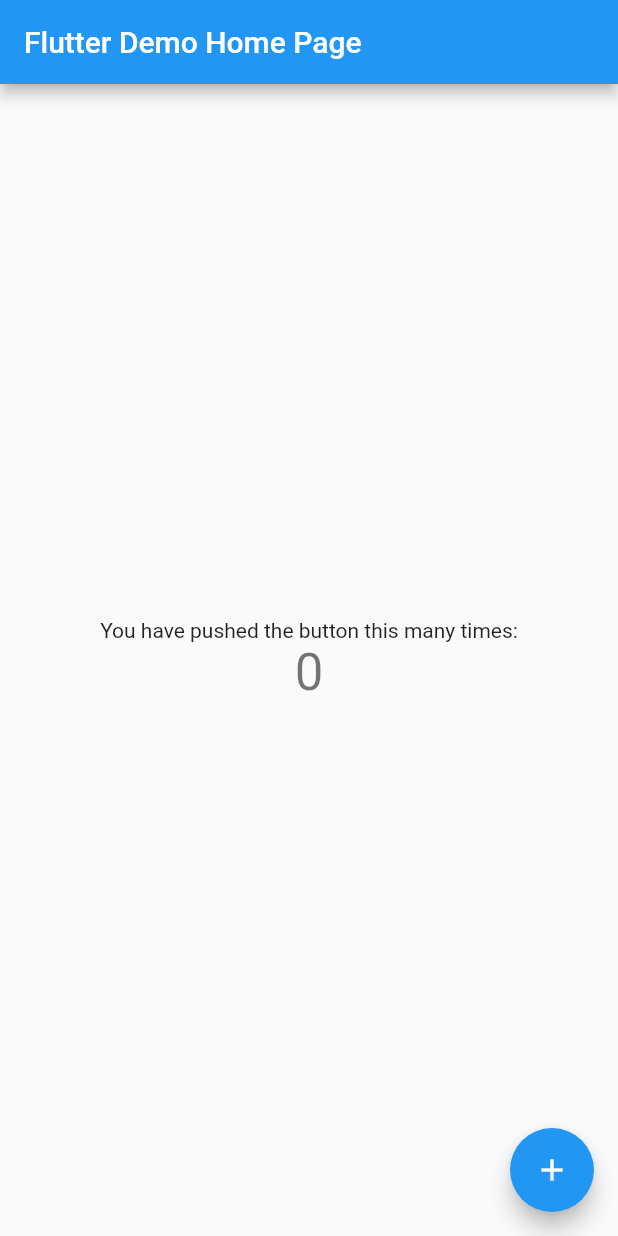
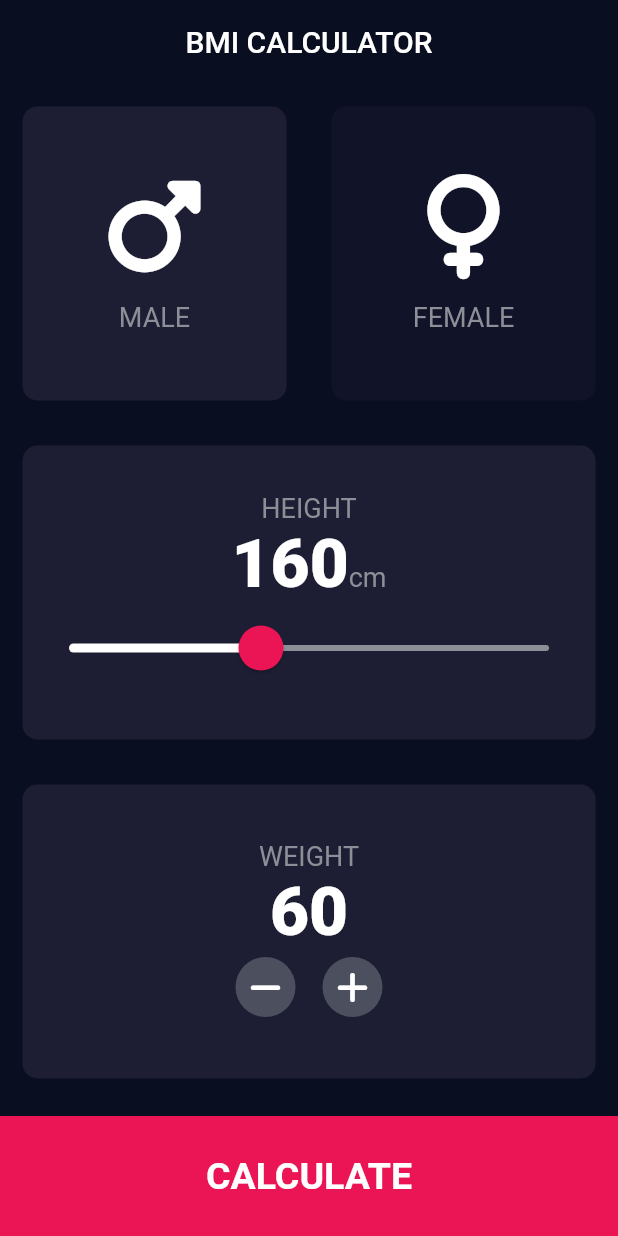
Before and after one commit to ratihfriska/weight_calculator, a Flutter app: the screen it shows after launch, on a phone screen of 412 x 824 dp. Run offline on Flutter 3.47's test engine with Material 2 defaults, Android fonts, the light colour scheme and no system bars; our stand-ins replace font_awesome_flutter.

Commit message:
weight_calculator

```diff
--- /dev/null
+++ b/lib/calculator.dart
@@ -0,0 +1,38 @@
+import 'dart:math';
+import 'constants.dart';
+
+class Calculator {
+  Calculator(
+      {required this.height, required this.weight, required this.gender});
+
+  final int height;
+  final int weight;
+  final Gender gender;
+
+  double _bmi = 0.0;
+
+  String calculateBMI() {
+    _bmi = weight / pow(height / 100, 2);
+    return _bmi.toStringAsFixed(1);
+  }
+
+  String getResult() {
+    if (_bmi >= 25) {
+      return 'Overweight';
+    } else if (_bmi >= 18.5) {
+      return 'Normal';
+    } else {
+      return 'Underweight';
+    }
+  }
+
+  String getInterpretation() {
+    if (_bmi >= 25) {
+      return 'You have a higher than normal body weight. Try to exercise more.';
+    } else if (_bmi >= 18.5) {
+      return 'You have a normal body weight. Good job!';
+    } else {
+      return 'You have a lower than normal body weight. You can eat a bit more.';
+    }
+  }
+}
--- /dev/null
+++ b/lib/components/bottom_button.dart
@@ -0,0 +1,28 @@
+import 'package:flutter/material.dart';
+import 'package:weight_calculator/constants.dart';
+
+class BottomButton extends StatelessWidget {
+  BottomButton({required this.buttonTitle, required this.onTap});
+
+  final String buttonTitle;
+  final Function() onTap;
+
+  @override
+  Widget build(BuildContext context) {
+    return GestureDetector(
+      onTap: onTap,
+      child: Container(
+        margin: const EdgeInsets.only(top: 10.0),
+        // width: double.infinity,
+        height: bottomContainerHeight,
+        color: bottomContainerColor,
+        child: Center(
+          child: Text(
+            buttonTitle,
+            style: buttonTextStyle,
+          ),
+        ),
+      ),
+    );
+  }
+}
--- /dev/null
+++ b/lib/components/custom_card.dart
@@ -0,0 +1,25 @@
+import 'package:flutter/material.dart';
+
+class CustomCard extends StatelessWidget {
+  CustomCard({required this.color, this.cardChild, this.onPress});
+
+  final Color color;
+  final Widget? cardChild;
+  final Function()? onPress;
+
+  @override
+  Widget build(BuildContext context) {
+    return GestureDetector(
+      onTap: onPress,
+      child: Container(
+        margin: const EdgeInsets.all(15.0),
+        padding: const EdgeInsets.only(left: 1.0, right: 1.0),
+        decoration: BoxDecoration(
+          color: color,
+          borderRadius: BorderRadius.circular(10.0),
+        ),
+        child: cardChild,
+      ),
+    );
+  }
+}
--- /dev/null
+++ b/lib/components/icon_card.dart
@@ -0,0 +1,29 @@
+import 'package:flutter/material.dart';
+import 'package:weight_calculator/constants.dart';
+
+class IconCard extends StatelessWidget {
+  IconCard({this.cardIcon, required this.caption});
+
+  final IconData? cardIcon;
+  final String caption;
+
+  @override
+  Widget build(BuildContext context) {
+    return Column(
+      mainAxisAlignment: MainAxisAlignment.center,
+      children: [
+        Icon(
+          cardIcon,
+          size: 70.0,
+        ),
+        const SizedBox(
+          height: 15.0,
+        ),
+        Text(
+          caption,
+          style: labelTextStyle,
+        ),
+      ],
+    );
+  }
+}
--- /dev/null
+++ b/lib/components/round_icon_button.dart
@@ -0,0 +1,24 @@
+import 'package:flutter/material.dart';
+
+class RoundIconButton extends StatelessWidget {
+  const RoundIconButton({Key? key, required this.icon, required this.onPressed})
+      : super(key: key);
+
+  final IconData icon;
+  final Function() onPressed;
+
+  @override
+  Widget build(BuildContext context) {
+    return RawMaterialButton(
+      elevation: 0.0,
+      constraints: const BoxConstraints.tightFor(
+        width: 40.0,
+        height: 40.0,
+      ),
+      shape: const CircleBorder(),
+      fillColor: const Color(0xFF4C4F5E),
+      onPressed: onPressed,
+      child: Icon(icon),
+    );
+  }
+}
--- /dev/null
+++ b/lib/constants.dart
@@ -0,0 +1,37 @@
+import 'package:flutter/material.dart';
+
+const activeCardColor = Color(0xFF1D1E33);
+const inactiveCardColor = Color(0xFF111328);
+const bottomContainerHeight = 80.0;
+const bottomContainerColor = Color(0xFFEB1555);
+
+enum Gender {
+  male,
+  female,
+}
+
+const labelTextStyle = TextStyle(
+  fontSize: 18.0,
+  color: Color(0xFF8D8E98),
+);
+
+const numberTextStyle = TextStyle(
+  fontSize: 45.0,
+  fontWeight: FontWeight.w900,
+);
+
+const buttonTextStyle = TextStyle(
+  fontSize: 25,
+  fontWeight: FontWeight.bold,
+);
+
+const resultTextStyle = TextStyle(
+  color: Color(0xFF24D876),
+  fontSize: 22,
+  fontWeight: FontWeight.bold,
+);
+
+const bmiTextStyle = TextStyle(
+  fontSize: 100,
+  fontWeight: FontWeight.bold,
+);
--- a/lib/main.dart
+++ b/lib/main.dart
@@ -1,7 +1,8 @@
 import 'package:flutter/material.dart';
+import 'package:weight_calculator/screens/input_page.dart';
 
 void main() {
-  runApp(const MyApp());
+  runApp(MyApp());
 }
 
 class MyApp extends StatelessWidget {
@@ -11,105 +12,16 @@
   @override
   Widget build(BuildContext context) {
     return MaterialApp(
-      title: 'Flutter Demo',
-      theme: ThemeData(
-        // This is the theme of your application.
-        //
-        // Try running your application with "flutter run". You'll see the
-        // application has a blue toolbar. Then, without quitting the app, try
-        // changing the primarySwatch below to Colors.green and then invoke
-        // "hot reload" (press "r" in the console where you ran "flutter run",
-        // or simply save your changes to "hot reload" in a Flutter IDE).
-        // Notice that the counter didn't reset back to zero; the application
-        // is not restarted.
-        primarySwatch: Colors.blue,
+      theme: ThemeData.dark().copyWith(
+        primaryColor: const Color(0xFF0A0E21),
+        scaffoldBackgroundColor: const Color(0xFF0A0E21),
+        appBarTheme: const AppBarTheme(
+          backgroundColor: Color(0xFF0A0E21),
+          centerTitle: true,
+          elevation: 0.0,
+        ),
       ),
-      home: const MyHomePage(title: 'Flutter Demo Home Page'),
+      home: InputPage(),
     );
   }
 }
-
-class MyHomePage extends StatefulWidget {
-  const MyHomePage({Key? key, required this.title}) : super(key: key);
-
-  // This widget is the home page of your application. It is stateful, meaning
-  // that it has a State object (defined below) that contains fields that affect
-  // how it looks.
-
-  // This class is the configuration for the state. It holds the values (in this
-  // case the title) provided by the parent (in this case the App widget) and
-  // used by the build method of the State. Fields in a Widget subclass are
-  // always marked "final".
-
-  final String title;
-
-  @override
-  State<MyHomePage> createState() => _MyHomePageState();
-}
-
-class _MyHomePageState extends State<MyHomePage> {
-  int _counter = 0;
-
-  void _incrementCounter() {
-    setState(() {
-      // This call to setState tells the Flutter framework that something has
-      // changed in this State, which causes it to rerun the build method below
-      // so that the display can reflect the updated values. If we changed
-      // _counter without calling setState(), then the build method would not be
-      // called again, and so nothing would appear to happen.
-      _counter++;
-    });
-  }
-
-  @override
-  Widget build(BuildContext context) {
-    // This method is rerun every time setState is called, for instance as done
-    // by the _incrementCounter method above.
-    //
-    // The Flutter framework has been optimized to make rerunning build methods
-    // fast, so that you can just rebuild anything that needs updating rather
-    // than having to individually change instances of widgets.
-    return Scaffold(
-      appBar: AppBar(
-        // Here we take the value from the MyHomePage object that was created by
-        // the App.build method, and use it to set our appbar title.
-        title: Text(widget.title),
-      ),
-      body: Center(
-        // Center is a layout widget. It takes a single child and positions it
-        // in the middle of the parent.
-        child: Column(
-          // Column is also a layout widget. It takes a list of children and
-          // arranges them vertically. By default, it sizes itself to fit its
-          // children horizontally, and tries to be as tall as its parent.
-          //
-          // Invoke "debug painting" (press "p" in the console, choose the
-          // "Toggle Debug Paint" action from the Flutter Inspector in Android
-          // Studio, or the "Toggle Debug Paint" command in Visual Studio Code)
-          // to see the wireframe for each widget.
-          //
-          // Column has various properties to control how it sizes itself and
-          // how it positions its children. Here we use mainAxisAlignment to
-          // center the children vertically; the main axis here is the vertical
-          // axis because Columns are vertical (the cross axis would be
-          // horizontal).
-          mainAxisAlignment: MainAxisAlignment.center,
-          children: <Widget>[
-            const Text(
-              'You have pushed the button this many times:',
-            ),
-            Text(
-              '$_counter',
-              style: Theme.of(context).textTheme.headline4,
-            ),
-          ],
-        ),
-      ),
-      floatingActionButton: FloatingActionButton(
-        onPressed: _incrementCounter,
-        tooltip: 'Increment',
-        child: const Icon(Icons.add),
-      ), // This trailing comma makes auto-formatting nicer for build methods.
-    );
-  }
-}
--- /dev/null
+++ b/lib/screens/input_page.dart
@@ -0,0 +1,196 @@
+import 'package:flutter/material.dart';
+import 'package:font_awesome_flutter/font_awesome_flutter.dart';
+import 'package:weight_calculator/components/custom_card.dart';
+import 'package:weight_calculator/components/icon_card.dart';
+import 'package:weight_calculator/constants.dart';
+import 'result_page.dart';
+import 'package:weight_calculator/components/bottom_button.dart';
+import 'package:weight_calculator/components/round_icon_button.dart';
+import 'package:weight_calculator/calculator.dart';
+
+class InputPage extends StatefulWidget {
+  const InputPage({Key? key}) : super(key: key);
+
+  @override
+  State<InputPage> createState() => _InputPageState();
+}
+
+class _InputPageState extends State<InputPage> {
+  Gender selectedGender = Gender.male;
+  int height = 160;
+  int weight = 60;
+  // int age = 20;
+
+  @override
+  Widget build(BuildContext context) {
+    return Scaffold(
+      appBar: AppBar(
+        title: const Text('BMI CALCULATOR'),
+      ),
+      body: Column(
+        crossAxisAlignment: CrossAxisAlignment.stretch,
+        children: [
+          Expanded(
+            child: Row(
+              children: [
+                Expanded(
+                  child: CustomCard(
+                    color: selectedGender == Gender.male
+                        ? activeCardColor
+                        : inactiveCardColor,
+                    cardChild: IconCard(
+                      cardIcon: FontAwesomeIcons.mars,
+                      caption: 'MALE',
+                    ),
+                    onPress: () {
+                      setState(() {
+                        selectedGender = Gender.male;
+                      });
+                    },
+                  ),
+                ),
+                Expanded(
+                  child: CustomCard(
+                    color: selectedGender == Gender.female
+                        ? activeCardColor
+                        : inactiveCardColor,
+                    cardChild: IconCard(
+                      cardIcon: FontAwesomeIcons.venus,
+                      caption: 'FEMALE',
+                    ),
+                    onPress: () {
+                      setState(() {
+                        selectedGender = Gender.female;
+                      });
+                    },
+                  ),
+                ),
+              ],
+            ),
+          ),
+          Expanded(
+            child: CustomCard(
+              color: activeCardColor,
+              cardChild: Column(
+                mainAxisAlignment: MainAxisAlignment.center,
+                children: [
+                  const Text(
+                    'HEIGHT',
+                    style: labelTextStyle,
+                  ),
+                  Row(
+                    mainAxisAlignment: MainAxisAlignment.center,
+                    crossAxisAlignment: CrossAxisAlignment.baseline,
+                    textBaseline: TextBaseline.alphabetic,
+                    children: [
+                      Text(
+                        height.toString(),
+                        style: numberTextStyle,
+                      ),
+                      const Text(
+                        'cm',
+                        style: labelTextStyle,
+                      ),
+                    ],
+                  ),
+                  SliderTheme(
+                    data: SliderTheme.of(context).copyWith(
+                      activeTrackColor: Colors.white,
+                      inactiveTrackColor: const Color(0xFF8D8E98),
+                      thumbColor: const Color(0xFFEB1555),
+                      overlayColor: const Color(0x29EB1555),
+                      thumbShape:
+                          const RoundSliderThumbShape(enabledThumbRadius: 15.0),
+                      overlayShape:
+                          const RoundSliderOverlayShape(overlayRadius: 30.0),
+                    ),
+                    child: Slider(
+                      value: height.toDouble(),
+                      min: 120.0,
+                      max: 220.0,
+                      onChanged: (double value) {
+                        setState(() {
+                          height = value.round();
+                        });
+                      },
+                    ),
+                  ),
+                ],
+              ),
+            ),
+          ),
+          Expanded(
+            child: Row(
+              children: [
+                Expanded(
+                  child: CustomCard(
+                    color: activeCardColor,
+                    cardChild: Column(
+                      mainAxisAlignment: MainAxisAlignment.center,
+                      children: [
+                        const Text(
+                          'WEIGHT',
+                          style: labelTextStyle,
+                        ),
+                        Text(
+                          weight.toString(),
+                          style: numberTextStyle,
+                        ),
+                        Row(
+                          mainAxisAlignment: MainAxisAlignment.center,
+                          children: [
+                            RoundIconButton(
+                              icon: FontAwesomeIcons.minus,
+                              onPressed: () {
+                                setState(() {
+                                  if (weight >= 30) {
+                                    weight--;
+                                  }
+                                });
+                              },
+                            ),
+                            const SizedBox(
+                              width: 10.0,
+                            ),
+                            RoundIconButton(
+                              icon: FontAwesomeIcons.plus,
+                              onPressed: () {
+                                setState(() {
+                                  weight++;
+                                });
+                              },
+                            ),
+                          ],
+                        )
+                      ],
+                    ),
+                  ),
+                ),
+              ],
+            ),
+          ),
+          BottomButton(
+            buttonTitle: 'CALCULATE',
+            onTap: () {
+              Calculator cal = Calculator(
+                  height: height, weight: weight, gender: selectedGender);
+              String bmi = cal.calculateBMI();
+              String result = cal.getResult();
+              String information = cal.getInterpretation();
+              Navigator.push(
+                context,
+                MaterialPageRoute(
+                  builder: (context) => ResultPage(
+                    result: result,
+                    bmi: bmi,
+                    information: information,
+                  ),
+                ),
+              );
+            },
+          ),
+        ],
+      ),
+    );
+  }
+}
--- /dev/null
+++ b/lib/screens/result_page.dart
@@ -0,0 +1,74 @@
+import 'package:flutter/material.dart';
+import 'package:weight_calculator/components/custom_card.dart';
+import 'package:weight_calculator/constants.dart';
+import 'package:weight_calculator/components/bottom_button.dart';
+
+class ResultPage extends StatelessWidget {
+  const ResultPage(
+      {required this.result, required this.bmi, required this.information});
+
+  final String result;
+  final String bmi;
+  final String information;
+
+  @override
+  Widget build(BuildContext context) {
+    return Scaffold(
+      appBar: AppBar(
+        title: const Text('BMI CALCULATOR'),
+      ),
+      body: Column(
+        mainAxisAlignment: MainAxisAlignment.spaceEvenly,
+        crossAxisAlignment: CrossAxisAlignment.stretch,
+        children: [
+          Expanded(
+            child: Container(
+              padding: const EdgeInsets.all(15.0),
+              alignment: Alignment.bottomLeft,
+              child: const Text(
+                'Your Result',
+                style: TextStyle(
+                  fontSize: 50.0,
+                  fontWeight: FontWeight.bold,
+                ),
+              ),
+            ),
+          ),
+          Expanded(
+            flex: 5,
+            child: CustomCard(
+              color: activeCardColor,
+              cardChild: Column(
+                mainAxisAlignment: MainAxisAlignment.spaceEvenly,
+                crossAxisAlignment: CrossAxisAlignment.center,
+                children: [
+                  Text(
+                    result,
+                    style: resultTextStyle,
+                  ),
+                  Text(
+                    bmi,
+                    style: bmiTextStyle,
+                  ),
+                  Text(
+                    information,
+                    textAlign: TextAlign.center,
+                    style: const TextStyle(
+                      fontSize: 22.0,
+                    ),
+                  )
+                ],
+              ),
+            ),
+          ),
+          BottomButton(
+            buttonTitle: 'RE-CALCULATE',
+            onTap: () {
+              Navigator.pop(context);
+            },
+          ),
+        ],
+      ),
+    );
+  }
+}
--- a/pubspec.yaml
+++ b/pubspec.yaml
@@ -34,6 +34,7 @@
   # The following adds the Cupertino Icons font to your application.
   # Use with the CupertinoIcons class for iOS style icons.
   cupertino_icons: ^1.0.2
+  font_awesome_flutter: ^10.2.1
 
 dev_dependencies:
   flutter_test:
```
Also changed, not shown: pubspec.lock.
